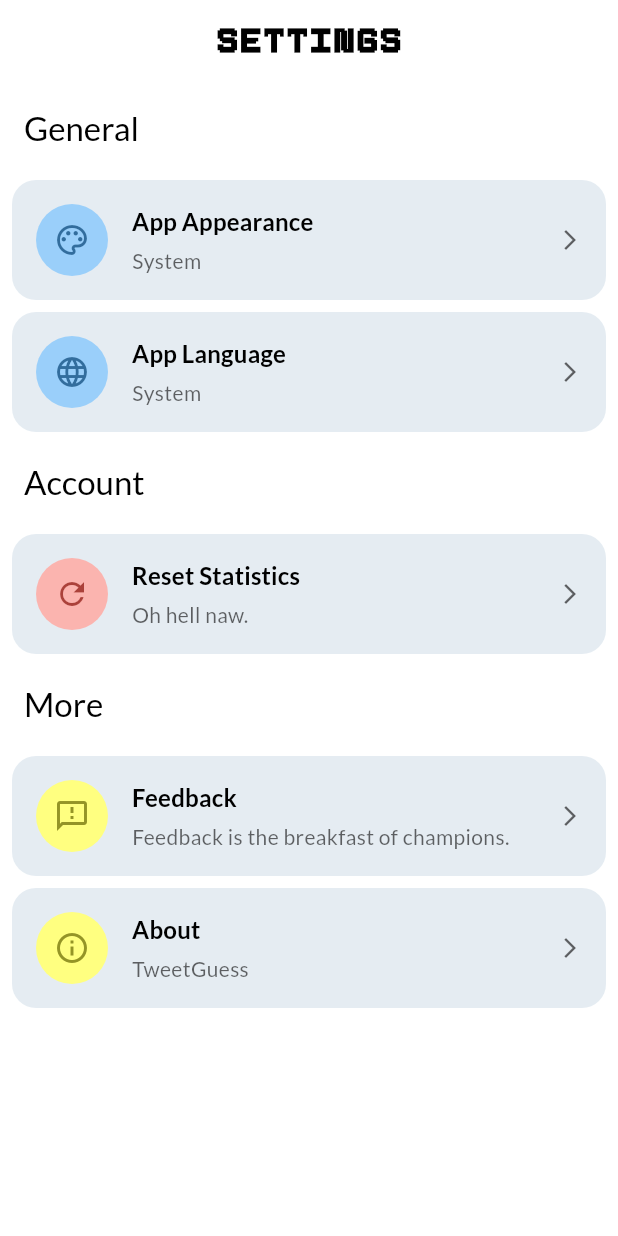
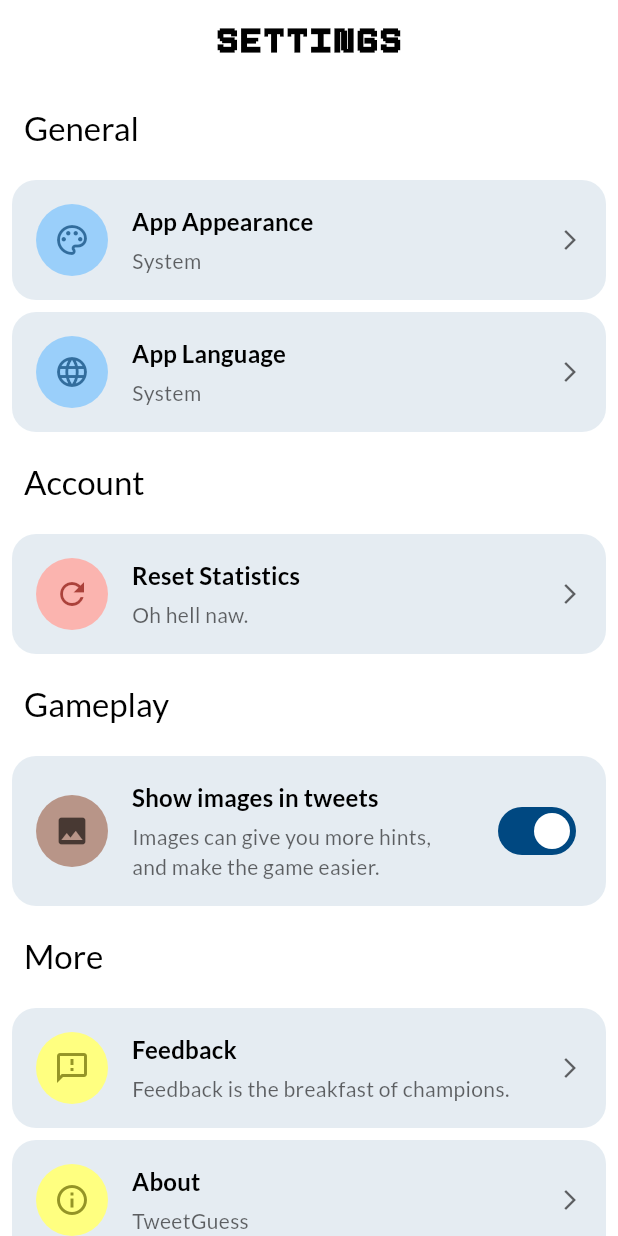
Before and after one commit to TweetGuess/app, a Flutter app: the SettingsPage screen opened directly, on a phone screen of 412 x 824 dp. Run offline on Flutter 3.47's test engine with Material 2 defaults, Android fonts, the phone set to English and light mode, and no system bars; our stand-ins replace auto_size_text, cached_network_image, circular_countdown_timer, device_preview, easy_localization, flex_color_scheme and 13 more; missing offline and left inert: animated_widgets, circular_reveal_animation, flutter_boring_avatars, info_popup, unique_name_generator.

Commit message:
✨ (Settings): Add new gameplay section & add "Show images ingame" option

```diff
--- a/assets/translations/de.json
+++ b/assets/translations/de.json
@@ -76,6 +76,13 @@
         "title": "App-Sprache"
       }
     },
+    "gameplay": {
+      "title": "Gameplay",
+      "enable_images": {
+        "title": "Bilder von Tweets anzeigen",
+        "sub": "Bilder können das Gameplay erleichtern als weiteren Hinweis auf den Autor."
+      }
+    },
     "account": {
       "title": "Account",
       "reset_stats": {
--- a/assets/translations/en.json
+++ b/assets/translations/en.json
@@ -76,6 +76,13 @@
         "title": "App Language"
       }
     },
+    "gameplay": {
+      "title": "Gameplay",
+      "enable_images": {
+        "title": "Show images in tweets",
+        "sub": "Images can give you more hints, and make the game easier."
+      }
+    },
     "account": {
       "title": "Account",
       "reset_stats": {
--- a/lib/modules/game/presentation/game.dart
+++ b/lib/modules/game/presentation/game.dart
@@ -216,12 +216,15 @@ class _GameScreenState extends State<GameScreen> {
           if (media != null &&
               media.any((element) => element.type != "video")) ...[
             const Gap(20),
-            CachedNetworkImage(
-              imageUrl: media
-                  .where((element) => element.type != "video")
-                  .firstOrNull!
-                  .url!,
-              height: 100,
+            Expanded(
+              child: CachedNetworkImage(
+                imageUrl: media
+                    .where((element) => element.type != "video")
+                    .firstOrNull!
+                    .url!,
+                placeholder: (context, url) =>
+                    const Center(child: CircularProgressIndicator()),
+              ),
             )
           ]
         ],
--- a/lib/modules/settings/presentation/settings.dart
+++ b/lib/modules/settings/presentation/settings.dart
@@ -8,15 +8,18 @@ import 'package:tweetguess/core/bloc/user/user_event.dart';
 import 'package:tweetguess/core/data/models/user/settings/language.dart';
 import 'package:tweetguess/modules/settings/widgets/section_header.dart';
 import 'package:tweetguess/ui/components/primary_bottom_sheet.dart';
+import 'package:tweetguess/ui/components/settings/settings_toggle.dart';
 import 'package:tweetguess/ui/extensions/theme_mode.dart';
 
-import '../../../ui/components/settings_tile.dart';
+import '../../../ui/components/settings/settings_tile.dart';
 
 class SettingsPage extends StatelessWidget {
   const SettingsPage({super.key});
 
   @override
   Widget build(BuildContext context) {
+    final userBloc = context.watch<UserBloc>();
+
     return Scaffold(
       appBar: AppBar(
         automaticallyImplyLeading: false,
@@ -31,7 +34,7 @@ class SettingsPage extends StatelessWidget {
           UISettingsTile(
             icon: Icons.color_lens_outlined,
             title: "settings.general.appearance.title".tr(),
-            subtitle: context.read<UserBloc>().userSettings.appearance.langName,
+            subtitle: userBloc.userSettings.appearance.langName,
             onPressed: () {
               _showThemeSelectionBS(context);
             },
@@ -40,7 +43,7 @@ class SettingsPage extends StatelessWidget {
           UISettingsTile(
             icon: Icons.language_outlined,
             title: "settings.general.lang.title".tr(),
-            subtitle: context.read<UserBloc>().userSettings.language.langName,
+            subtitle: userBloc.userSettings.language.langName,
             onPressed: () {
               _showLanguageSelectionBS(context);
             },
@@ -61,6 +64,25 @@ class SettingsPage extends StatelessWidget {
               );
             },
             iconTint: Colors.red,
+          ),
+          SectionHeader(
+            title: "settings.gameplay.title".tr(),
+          ),
+          UISettingsToggle(
+            icon: Icons.image,
+            title: "settings.gameplay.enable_images.title".tr(),
+            subtitle: "settings.gameplay.enable_images.sub".tr(),
+            onPressed: (value) {
+              context.read<UserBloc>().add(
+                    UserUpdateGameplaySettings(
+                      gameplaySettings: userBloc.userSettings.gameplaySettings
+                          .copyWith(enableImagesInTweets: value),
+                    ),
+                  );
+            },
+            iconTint: Colors.brown,
+            initialValue:
+                userBloc.userSettings.gameplaySettings.enableImagesInTweets,
           ),
           SectionHeader(
             title: "settings.more.title".tr(),
--- a/lib/ui/components/settings_tile.dart
+++ /dev/null
@@ -1,107 +0,0 @@
-import 'package:flutter/material.dart';
-import 'package:tweetguess/ui/extensions/color.dart';
-
-class UISettingsTile extends StatelessWidget {
-  const UISettingsTile({
-    Key? key,
-    required this.icon,
-    required this.title,
-    required this.subtitle,
-    required this.onPressed,
-    required this.iconTint,
-  }) : super(key: key);
-
-  final IconData icon;
-  final String title;
-  final String subtitle;
-  final VoidCallback onPressed;
-  final Color iconTint;
-
-  @override
-  Widget build(BuildContext context) {
-    final theme = Theme.of(context);
-    final colorScheme = theme.colorScheme;
-
-    final brightness = MediaQuery.of(context).platformBrightness;
-
-    final tintedIconOpacity = brightness == Brightness.dark ? 0.5 : 0.7;
-
-    final tintedIconBackgroundColor = brightness == Brightness.dark
-        ? iconTint.withOpacity(tintedIconOpacity)
-        : iconTint.darken(0.3).withOpacity(tintedIconOpacity);
-
-    return Padding(
-      padding: const EdgeInsets.symmetric(horizontal: 8, vertical: 4),
-      child: Material(
-        color: colorScheme.surface,
-        borderRadius: BorderRadius.circular(16),
-        child: InkWell(
-          onTap: onPressed,
-          borderRadius: BorderRadius.circular(16),
-          child: Container(
-            padding: const EdgeInsets.symmetric(vertical: 16, horizontal: 16),
-            decoration: BoxDecoration(
-              color: colorScheme.primary.withOpacity(0.1),
-              borderRadius: BorderRadius.circular(16),
-            ),
-            child: Row(
-              children: [
-                Container(
-                  width: 48,
-                  height: 48,
-                  decoration: BoxDecoration(
-                    color: brightness == Brightness.dark
-                        ? tintedIconBackgroundColor
-                        : _getIconTint(brightness, colorScheme) ??
-                            colorScheme.primary,
-                    shape: BoxShape.circle,
-                  ),
-                  child: Icon(
-                    icon,
-                    color: brightness == Brightness.dark
-                        ? _getIconTint(brightness, colorScheme) ??
-                            colorScheme.primary
-                        : tintedIconBackgroundColor,
-                    size: 24,
-                  ),
-                ),
-                const SizedBox(width: 16),
-                Expanded(
-                  child: Column(
-                    crossAxisAlignment: CrossAxisAlignment.start,
-                    children: [
-                      Text(
-                        title,
-                        style: theme.textTheme.titleMedium!.copyWith(
-                          fontWeight: FontWeight.bold,
-                          color: colorScheme.onSurface,
-                        ),
-                      ),
-                      const SizedBox(height: 4),
-                      Text(
-                        subtitle,
-                        style: theme.textTheme.bodyMedium!.copyWith(
-                          color: colorScheme.onSurface.withOpacity(0.6),
-                        ),
-                      ),
-                    ],
-                  ),
-                ),
-                const SizedBox(width: 16),
-                Icon(
-                  Icons.arrow_forward_ios,
-                  color: colorScheme.onSurface.withOpacity(0.6),
-                  size: 16,
-                ),
-              ],
-            ),
-          ),
-        ),
-      ),
-    );
-  }
-
-  Color? _getIconTint(Brightness brightness, ColorScheme colorScheme) {
-    return brightness == Brightness.dark ? iconTint : iconTint.lighten(0.25);
-  }
-}
```
Also changed, not shown: 2 other files.
